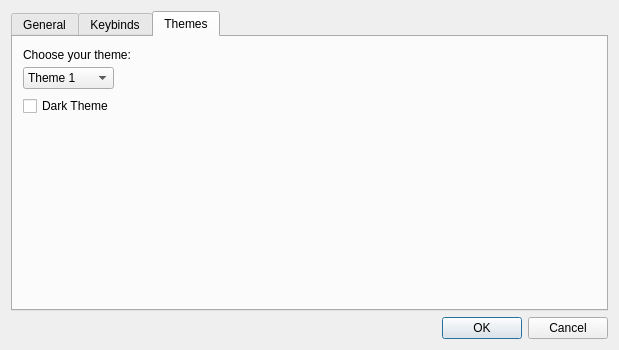
heyuncle/graf, file ui/preferences.ui: the form before one commit.
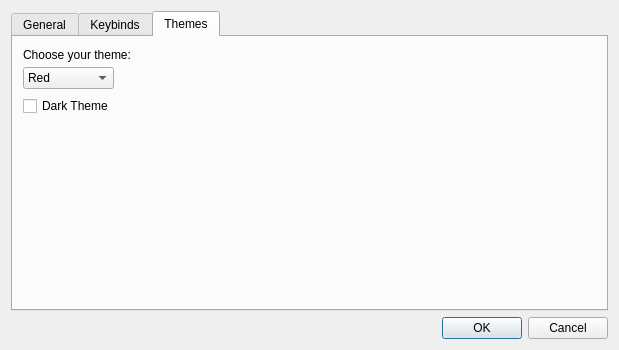
The form after the commit.

Commit message: uic test (margin bug)

What changed in the file:
```diff
--- a/ui/preferences.ui
+++ b/ui/preferences.ui
@@ -169,7 +169,7 @@
        </property>
        <item>
         <property name="text">
-         <string>Theme 1</string>
+         <string>Red</string>
         </property>
        </item>
        <item>
```
Left out of the diff: 7 changed lines with no effect on the pictures. The commit also changes 2 other files.
